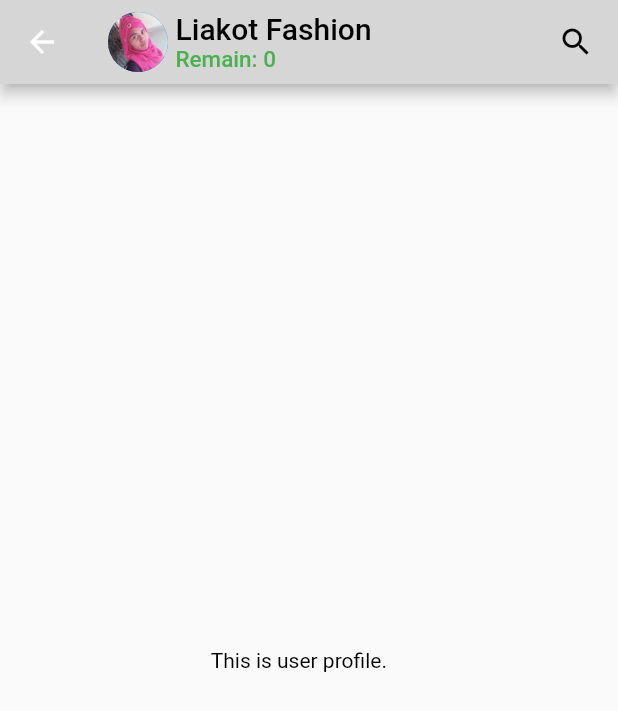
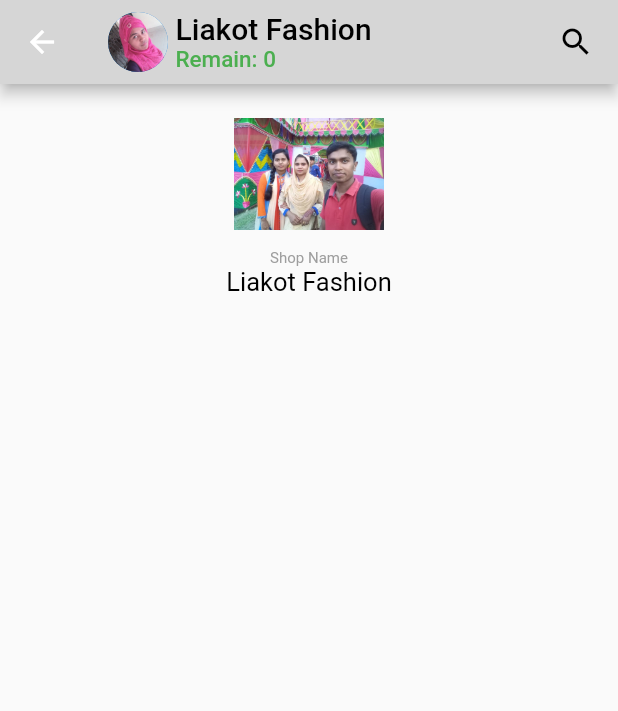
Before and after one commit to Liakot-ali/Flutter-Learn, a Flutter app: the ShopProfile screen opened directly, on a phone screen of 412 x 824 dp. Shown: the top 711 px of the screen. Run offline on Flutter 3.47's test engine with Material 2 defaults, Android fonts, the phone set to English and light mode, and no system bars.

Commit message:
shop profile updated

```diff
--- a/lib/shop_profile.dart
+++ b/lib/shop_profile.dart
@@ -18,12 +18,24 @@ class _ShopProfileState extends State<ShopProfile> {
           child: appBar("Liakot Fashion", "Remain: 0", "assets/shimu.jpeg"),
         ),
       ),
+
       body: Center(
-          child: Text(
-            "This is user profile.\nAdd user details here",
-            style: TextStyle(color: Colors.black),
-            maxLines: 1,
+        child: Column(
+            crossAxisAlignment: CrossAxisAlignment.center,
+            children: [
+              SizedBox(height: 10.0),
+              Image.asset("assets/liakot1.jpeg", height: 100.0, width: 100.0,),
+              Text(
+                "Shop Name",
+                style: TextStyle(color: Colors.grey, fontSize: 10.0),
               ),
-        ));
+              Text(
+                "Liakot Fashion",
+                style: TextStyle(color: Colors.black, fontSize: 17.0),
+              ),
+            ],
+          ),
+      ),
+    );
   }
 }
```
Lines whose indentation alone changed are shown as unchanged.
